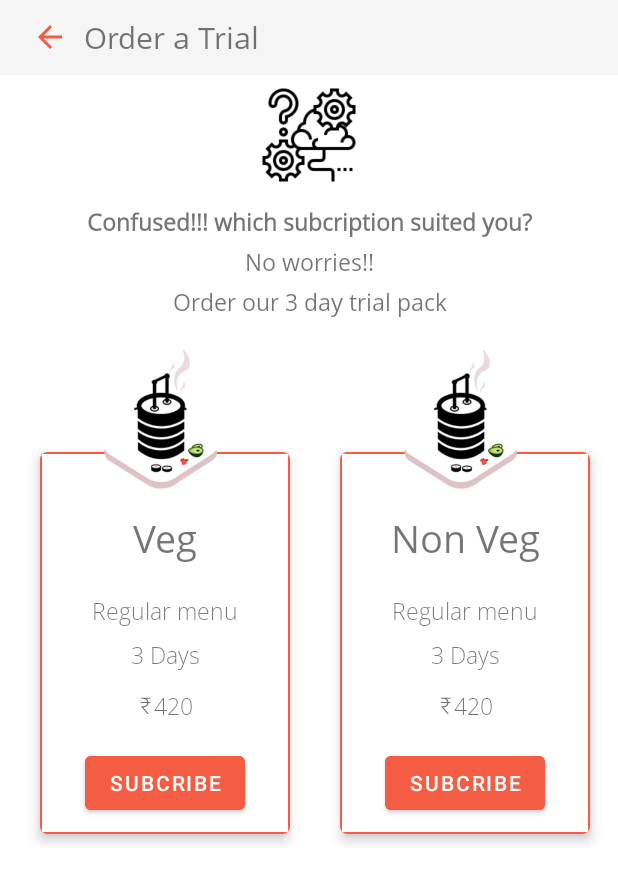
After one commit to Debanshu777/Modabba-Food-Delivery-App, an Android app: the TrialOrder screen opened directly, with no data from a screen before it, on a phone screen of 412 x 824 dp. The commit adds this screen. Shown: the top 883 px of the screen. Run offline under Robolectric (Android 15) with nearby library versions, the phone set to English and light mode, and no system bars; our stand-ins replace CircleImageView.

Commit message:
trial order

```diff
--- a/app/src/main/java/com/example/modabba/Fragments/ProfileFragment.java
+++ b/app/src/main/java/com/example/modabba/Fragments/ProfileFragment.java
@@ -24,6 +24,7 @@ import com.example.modabba.MapActivity;
 import com.example.modabba.Payment.PaymentActivity;
 import com.example.modabba.R;
 import com.example.modabba.SessionManagement.SessionManagement;
+import com.example.modabba.TrialOrder;
 import com.google.firebase.auth.FirebaseAuth;
 
 import java.util.HashMap;
@@ -36,7 +37,7 @@ public class ProfileFragment extends Fragment {
     private Button logout;
     private TextView currentUser, currentEmail, phone, edit;
 
-    private LinearLayout manage_address, payment, active_subscription, order_history, shareapp, leavefeedback,contactus;
+    private LinearLayout manage_address, payment, order_trial, shareapp, leavefeedback,contactus;
 
     public ProfileFragment(Context context){
         this.context = context;
@@ -66,6 +67,13 @@ public class ProfileFragment extends Fragment {
             @Override
             public void onClick(View v) {
                 startActivity(new Intent(context, MapActivity.class).putExtra("callingActivity",002));
+            }
+        });
+
+        order_trial.setOnClickListener(new View.OnClickListener() {
+            @Override
+            public void onClick(View v) {
+                startActivity(new Intent(context, TrialOrder.class));
             }
         });
 
@@ -143,7 +151,7 @@ public class ProfileFragment extends Fragment {
         currentEmail = view.findViewById(R.id.email);
         phone = view.findViewById(R.id.number);
         edit = view.findViewById(R.id.editProfile);
-
+        order_trial=view.findViewById(R.id.order_trial);
         manage_address = view.findViewById(R.id.manage_address);
         contactus=view.findViewById(R.id.contact_us);
         payment = view.findViewById(R.id.payment);
--- /dev/null
+++ b/app/src/main/java/com/example/modabba/TrialOrder.java
@@ -0,0 +1,35 @@
+package com.example.modabba;
+
+import androidx.appcompat.app.AppCompatActivity;
+
+import android.content.Intent;
+import android.os.Bundle;
+import android.view.View;
+import android.widget.Button;
+
+public class TrialOrder extends AppCompatActivity {
+
+    Button veg_subcribe,nonveg_subcribe;
+    @Override
+    protected void onCreate(Bundle savedInstanceState) {
+        super.onCreate(savedInstanceState);
+        setContentView(R.layout.activity_trial_order);
+
+
+        veg_subcribe=findViewById(R.id.veg);
+        nonveg_subcribe=findViewById(R.id.nonveg);
+        veg_subcribe.setOnClickListener(new View.OnClickListener() {
+            @Override
+            public void onClick(View v) {
+                startActivity(new Intent(TrialOrder.this,CheckoutActivity.class));
+            }
+        });
+
+        nonveg_subcribe.setOnClickListener(new View.OnClickListener() {
+            @Override
+            public void onClick(View v) {
+                startActivity(new Intent(TrialOrder.this,CheckoutActivity.class));
+            }
+        });
+    }
+}
--- /dev/null
+++ b/app/src/main/res/layout/activity_trial_order.xml
@@ -0,0 +1,382 @@
+<?xml version="1.0" encoding="utf-8"?>
+<LinearLayout xmlns:android="http://schemas.android.com/apk/res/android"
+    xmlns:app="http://schemas.android.com/apk/res-auto"
+    xmlns:tools="http://schemas.android.com/tools"
+    android:layout_width="match_parent"
+    android:layout_height="match_parent"
+    android:orientation="vertical"
+    tools:context=".TrialOrder"
+    android:fitsSystemWindows="true">
+
+    <com.google.android.material.appbar.AppBarLayout
+        android:layout_width="match_parent"
+        android:layout_height="wrap_content"
+        android:background="#FCF5F5F5"
+        app:elevation="0dp">
+
+        <androidx.appcompat.widget.Toolbar
+            android:layout_width="match_parent"
+            android:id="@+id/toolbar"
+            android:layout_height="50dp"
+            app:layout_scrollFlags="scroll|enterAlways">
+
+            <LinearLayout
+                android:layout_width="wrap_content"
+                android:layout_height="wrap_content"
+                android:orientation="horizontal">
+
+                <ImageButton
+                    android:id="@+id/arrowback"
+                    android:layout_width="wrap_content"
+                    android:layout_height="match_parent"
+                    android:background="#FCF5F5F5"
+                    android:padding="5dp"
+                    android:src="@drawable/ic_arrow_back_black_24dp"
+                    android:tint="@color/colorPrimary" />
+                <TextView
+                    android:layout_width="wrap_content"
+                    android:layout_height="wrap_content"
+                    android:fontFamily="@font/open_sans"
+                    android:text="Order a Trial"
+                    android:padding="5dp"
+                    android:textSize="20sp" />
+            </LinearLayout>
+        </androidx.appcompat.widget.Toolbar>
+
+    </com.google.android.material.appbar.AppBarLayout>
+
+    <androidx.core.widget.NestedScrollView
+        android:layout_width="match_parent"
+        android:layout_height="match_parent">
+        <LinearLayout
+            android:layout_width="match_parent"
+            android:layout_height="match_parent"
+            android:orientation="vertical"
+            android:layout_marginTop="@dimen/app_bar_height">
+
+
+
+            <LinearLayout
+                android:layout_width="match_parent"
+                android:layout_height="wrap_content"
+                android:gravity="center"
+                android:orientation="vertical"
+                android:id="@+id/info">
+
+                <ImageView
+                    android:layout_width="64dp"
+                    android:layout_height="64dp"
+                    android:src="@drawable/orderconfuse">
+
+                </ImageView>
+
+                <TextView
+                    android:layout_width="match_parent"
+                    android:layout_height="wrap_content"
+                    android:gravity="center"
+                    android:fontFamily="@font/open_sans"
+                    android:textSize="15sp"
+                    android:textStyle="bold"
+                    android:layout_marginTop="15dp"
+                    android:text="Confused!!! which subcription suited you?">
+
+                </TextView>
+
+                <TextView
+                    android:layout_width="match_parent"
+                    android:layout_height="wrap_content"
+                    android:gravity="center"
+                    android:text="No worries!!"
+                    android:fontFamily="@font/open_sans"
+                    android:textSize="15sp"
+                    android:layout_marginTop="5dp">
+
+                </TextView>
+
+                <TextView
+                    android:layout_width="match_parent"
+                    android:layout_height="wrap_content"
+                    android:gravity="center"
+                    android:fontFamily="@font/open_sans"
+                    android:textSize="15sp"
+                    android:layout_marginTop="5dp"
+                    android:text="Order our 3 day trial pack">
+                </TextView>
+            </LinearLayout>
+
+
+            <GridLayout
+                android:layout_width="match_parent"
+                android:layout_height="wrap_content"
+                android:layout_below="@id/info"
+                android:columnCount="2"
+                android:rowCount="1"
+                android:alignmentMode="alignMargins"
+                android:columnOrderPreserved="false"
+                android:padding="10dp">
+
+                <!--row 1 column 1-->
+
+                <RelativeLayout
+                    android:id="@+id/linear_account"
+                    android:layout_width="200dp"
+                    android:layout_height="wrap_content"
+                    android:orientation="vertical">
+
+                    <LinearLayout
+                        android:layout_width="match_parent"
+                        android:layout_height="wrap_content"
+                        android:orientation="vertical">
+
+
+                        <androidx.cardview.widget.CardView
+                            android:id="@+id/cardView_account_details"
+                            android:layout_width="match_parent"
+                            android:layout_height="wrap_content"
+                            android:layout_marginLeft="10dp"
+                            android:layout_marginTop="70dp"
+                            android:layout_marginRight="10dp"
+                            app:cardCornerRadius="5dp"
+                            app:cardElevation="5dp"
+                            app:cardUseCompatPadding="true">
+
+
+                            <LinearLayout
+                                android:layout_width="match_parent"
+                                android:layout_height="wrap_content"
+                                android:background="@drawable/btn_background"
+                                android:orientation="vertical">
+
+
+                                <LinearLayout
+                                    android:id="@+id/linear_account_input_details"
+                                    android:layout_width="match_parent"
+                                    android:layout_height="wrap_content"
+                                    android:layout_marginTop="20dp"
+                                    android:orientation="vertical"
+                                    android:padding="10dp">
+
+                                    <TextView
+                                        android:layout_width="match_parent"
+                                        android:layout_height="wrap_content"
+                                        android:layout_marginTop="10dp"
+                                        android:fontFamily="@font/open_sans"
+                                        android:gravity="center"
+                                        android:text="Veg"
+                                        android:textSize="25sp" />
+
+                                    <TextView
+                                        android:layout_width="match_parent"
+                                        android:layout_height="wrap_content"
+                                        android:layout_marginTop="20dp"
+                                        android:fontFamily="@font/open_sans_light"
+                                        android:gravity="center"
+                                        android:text="Regular menu"
+                                        android:textSize="15sp" />
+
+                                    <TextView
+                                        android:layout_width="match_parent"
+                                        android:layout_height="wrap_content"
+                                        android:layout_marginTop="8dp"
+                                        android:fontFamily="@font/open_sans_light"
+                                        android:gravity="center"
+                                        android:text="3 Days"
+                                        android:textSize="15sp" />
+
+                                    <LinearLayout
+                                        android:layout_width="wrap_content"
+                                        android:layout_height="wrap_content"
+                                        android:layout_gravity="center"
+                                        android:gravity="center"
+                                        android:orientation="horizontal">
+
+                                        <TextView
+                                            android:layout_width="match_parent"
+                                            android:layout_height="wrap_content"
+                                            android:layout_marginTop="8dp"
+                                            android:fontFamily="@font/open_sans_light"
+                                            android:padding="2dp"
+                                            android:text="@string/Rs"
+                                            android:textSize="15sp" />
+
+                                        <TextView
+                                            android:layout_width="match_parent"
+                                            android:layout_height="wrap_content"
+                                            android:layout_marginTop="8dp"
+                                            android:fontFamily="@font/open_sans_light"
+                                            android:gravity="center"
+                                            android:text="420"
+                                            android:textSize="15sp" />
+
+                                    </LinearLayout>
+
+                                    <Button
+                                        android:layout_width="wrap_content"
+                                        android:layout_height="wrap_content"
+                                        android:layout_gravity="center"
+                                        android:layout_marginTop="20dp"
+                                        android:backgroundTint="@color/colorPrimary"
+                                        android:text="Subcribe"
+                                        android:id="@+id/veg"/>
+
+                                </LinearLayout>
+
+                            </LinearLayout>
+
+                        </androidx.cardview.widget.CardView>
+
+                    </LinearLayout>
+
+                    <RelativeLayout
+                        android:layout_width="match_parent"
+                        android:layout_height="wrap_content">
+
+                        <de.hdodenhof.circleimageview.CircleImageView
+                            android:id="@+id/imageview_account_profile"
+                            android:layout_width="150dp"
+                            android:layout_height="150dp"
+                            android:layout_alignParentTop="true"
+                            android:layout_centerHorizontal="true"
+                            android:src="@drawable/app_logo"
+
+                            />
+
+                    </RelativeLayout>
+
+                </RelativeLayout>
+
+                <!--row 1column 2-->
+
+                <RelativeLayout
+                    android:id="@+id/linear_account1"
+                    android:layout_width="200dp"
+                    android:layout_height="wrap_content"
+                    android:orientation="vertical">
+
+                    <LinearLayout
+                        android:layout_width="match_parent"
+                        android:layout_height="wrap_content"
+                        android:orientation="vertical">
+
+
+                        <androidx.cardview.widget.CardView
+                            android:id="@+id/cardView1_account_details"
+                            android:layout_width="match_parent"
+                            android:layout_height="wrap_content"
+                            android:layout_marginLeft="10dp"
+                            android:layout_marginTop="70dp"
+                            android:layout_marginRight="10dp"
+                            app:cardCornerRadius="5dp"
+                            app:cardElevation="5dp"
+                            app:cardUseCompatPadding="true">
+
+
+                            <LinearLayout
+                                android:layout_width="match_parent"
+                                android:layout_height="wrap_content"
+                                android:background="@drawable/btn_background"
+                                android:orientation="vertical">
+
+
+                                <LinearLayout
+                                    android:id="@+id/linear1_account_input_details"
+                                    android:layout_width="match_parent"
+                                    android:layout_height="wrap_content"
+                                    android:layout_marginTop="20dp"
+                                    android:orientation="vertical"
+                                    android:padding="10dp">
+
+                                    <TextView
+                                        android:layout_width="match_parent"
+                                        android:layout_height="wrap_content"
+                                        android:layout_marginTop="10dp"
+                                        android:fontFamily="@font/open_sans"
+                                        android:gravity="center"
+                                        android:text="Non Veg"
+                                        android:textSize="25sp" />
+
+                                    <TextView
+                                        android:layout_width="match_parent"
+                                        android:layout_height="wrap_content"
+                                        android:layout_marginTop="20dp"
+                                        android:fontFamily="@font/open_sans_light"
+                                        android:gravity="center"
+                                        android:text="Regular menu"
+                                        android:textSize="15sp" />
+
+                                    <TextView
+                                        android:layout_width="match_parent"
+                                        android:layout_height="wrap_content"
+                                        android:layout_marginTop="8dp"
+                                        android:fontFamily="@font/open_sans_light"
+                                        android:gravity="center"
+                                        android:text="3 Days"
+                                        android:textSize="15sp" />
+
+                                    <LinearLayout
+                                        android:layout_width="wrap_content"
+                                        android:layout_height="wrap_content"
+                                        android:layout_gravity="center"
+                                        android:gravity="center"
+                                        android:orientation="horizontal">
+
+                                        <TextView
+                                            android:layout_width="match_parent"
+                                            android:layout_height="wrap_content"
+                                            android:layout_marginTop="8dp"
+                                            android:fontFamily="@font/open_sans_light"
+                                            android:padding="2dp"
+                                            android:text="@string/Rs"
+                                            android:textSize="15sp" />
+
+                                        <TextView
+                                            android:layout_width="match_parent"
+                                            android:layout_height="wrap_content"
+                                            android:layout_marginTop="8dp"
+                                            android:fontFamily="@font/open_sans_light"
+                                            android:gravity="center"
+                                            android:text="420"
+                                            android:textSize="15sp" />
+
+                                    </LinearLayout>
+
+                                    <Button
+                                        android:layout_width="wrap_content"
+                                        android:layout_height="wrap_content"
+                                        android:layout_gravity="center"
+                                        android:layout_marginTop="20dp"
+                                        android:backgroundTint="@color/colorPrimary"
+                                        android:text="Subcribe"
+                                        android:id="@+id/nonveg"/>
+
+                                </LinearLayout>
+
+                            </LinearLayout>
+
+                        </androidx.cardview.widget.CardView>
+
+                    </LinearLayout>
+
+                    <RelativeLayout
+                        android:layout_width="match_parent"
+                        android:layout_height="wrap_content">
+
+                        <de.hdodenhof.circleimageview.CircleImageView
+                            android:id="@+id/imageview1_account_profile"
+                            android:layout_width="150dp"
+                            android:layout_height="150dp"
+                            android:layout_alignParentTop="true"
+                            android:layout_centerHorizontal="true"
+                            android:src="@drawable/app_logo"
+
+                            />
+
+                    </RelativeLayout>
+
+                </RelativeLayout>
+            </GridLayout>
+
+        </LinearLayout>
+    </androidx.core.widget.NestedScrollView>
+
+</LinearLayout>
```
Also changed, not shown: app/src/main/AndroidManifest.xml (+24 -23 lines), app/src/main/res/drawable/orderconfuse.png (added).
